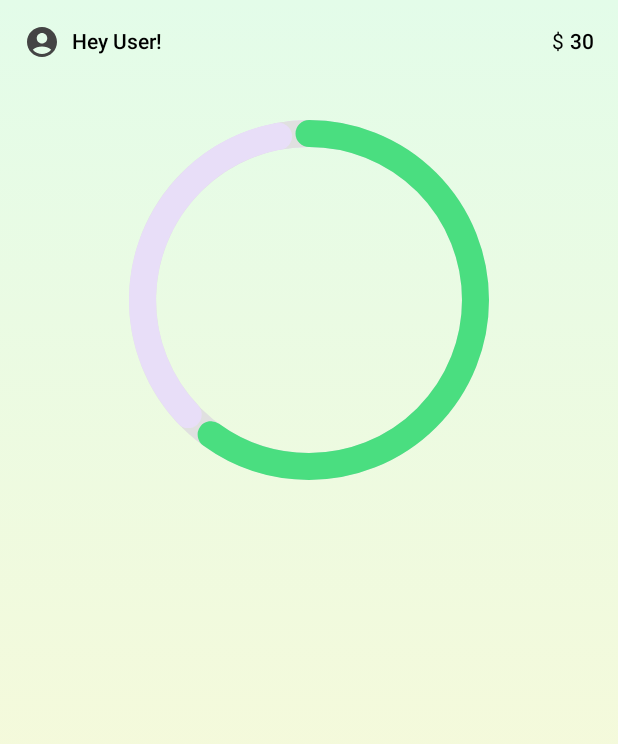
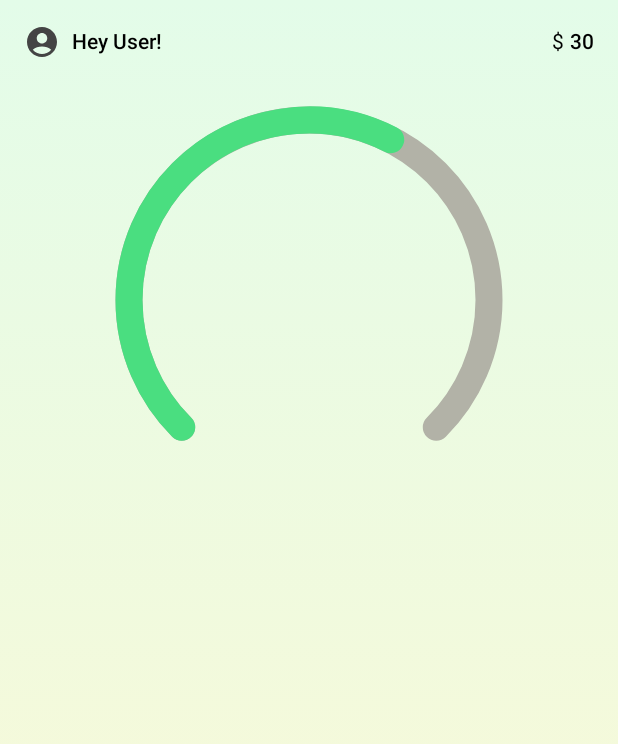
Before and after one commit to SoufianeElMameri/Android-Project-3096602, an Android app built with Jetpack Compose: the screen it shows after launch (MainActivity), on a phone screen of 412 x 824 dp. Shown: the top 744 px of the screen. Run offline under Robolectric (Android 15) with nearby library versions, the phone set to English and light mode, and no system bars.

Commit message:
add an arc progress bar using canvas to have a gap at the bottom

```diff
--- a/app/src/main/java/com/griffith/stepquest/ui/home/HomeScreen.kt
+++ b/app/src/main/java/com/griffith/stepquest/ui/home/HomeScreen.kt
@@ -1,7 +1,5 @@
 package com.griffith.stepquest.ui.home
 
-import android.health.connect.datatypes.StepsCadenceRecord
-import android.widget.GridLayout
 import androidx.compose.foundation.background
 import androidx.compose.foundation.layout.Box
 import androidx.compose.foundation.layout.fillMaxSize
@@ -12,15 +10,17 @@ import androidx.compose.ui.graphics.Color
 import androidx.compose.foundation.layout.padding
 import androidx.compose.foundation.layout.*
 
-import androidx.compose.foundation.layout.*
 import androidx.compose.material.icons.Icons
 import androidx.compose.material.icons.rounded.AccountCircle
-import androidx.compose.material3.CircularProgressIndicator
 import androidx.compose.material3.Icon
 import androidx.compose.material3.Text
 import androidx.compose.ui.Alignment
 import androidx.compose.ui.text.font.FontWeight
 import androidx.compose.ui.unit.dp
+
+import androidx.compose.foundation.Canvas
+import androidx.compose.ui.graphics.StrokeCap
+import androidx.compose.ui.unit.sp
 
 @Composable
 fun HomeScreen() {
@@ -42,7 +42,7 @@ fun HomeScreen() {
             horizontalAlignment = Alignment.CenterHorizontally // centers circle horizontally
         ) {
             HeaderBar()
-            StepProgressCircle()
+            StepProgressCircle(3600, 6000)
         }
     }
 }
@@ -78,28 +78,46 @@ fun HeaderBar() {
 
 // header bar that holds the user and the amount of coins earned
 @Composable
-fun StepProgressCircle() {
-    // add space
+fun StepProgressCircle(currentSteps: Int,
+                       goalSteps: Int) {
+//    calculating the progress
+    val progress = currentSteps.toFloat() / goalSteps.toFloat()
+//    adding a spacer
     Spacer(modifier = Modifier.height(40.dp))
 
     Box(
-        modifier = Modifier
-            .size(240.dp),
+        modifier = Modifier.size(240.dp),
         contentAlignment = Alignment.Center
-    ){
-        CircularProgressIndicator(
-            progress = { 1f },
-            strokeWidth = 18.dp,
-            color = Color(0xFFE0E0E0),
-            modifier = Modifier.fillMaxSize()
-        )
-        CircularProgressIndicator(
-            progress = { 0.6F },
-            strokeWidth = 18.dp,
-            color = Color(0xFF4ADE80),
-            modifier = Modifier.fillMaxSize()
-        )
+    ) {
+        Canvas(modifier = Modifier.fillMaxSize()) {
+            // Arc settings
+            val strokeWidth = 18.dp.toPx()
+            // 270 arc to leave a gap at the bottom
+            val sweepAngle = 270f
 
+            // Background arc
+            drawArc(
+                color = Color(0xFFB2B2A7),
+                startAngle = 135f,
+                sweepAngle = sweepAngle,
+                useCenter = false,
+                style = androidx.compose.ui.graphics.drawscope.Stroke(
+                    width = strokeWidth,
+                    cap = StrokeCap.Round
+                )
+            )
+
+            // Progress arc
+            drawArc(
+                color = Color(0xFF4ADE80),
+                startAngle = 135f,
+                sweepAngle = sweepAngle * progress,
+                useCenter = false,
+                style = androidx.compose.ui.graphics.drawscope.Stroke(
+                    width = strokeWidth,
+                    cap = StrokeCap.Round
+                )
+            )
+        }
     }
-
 }
```
